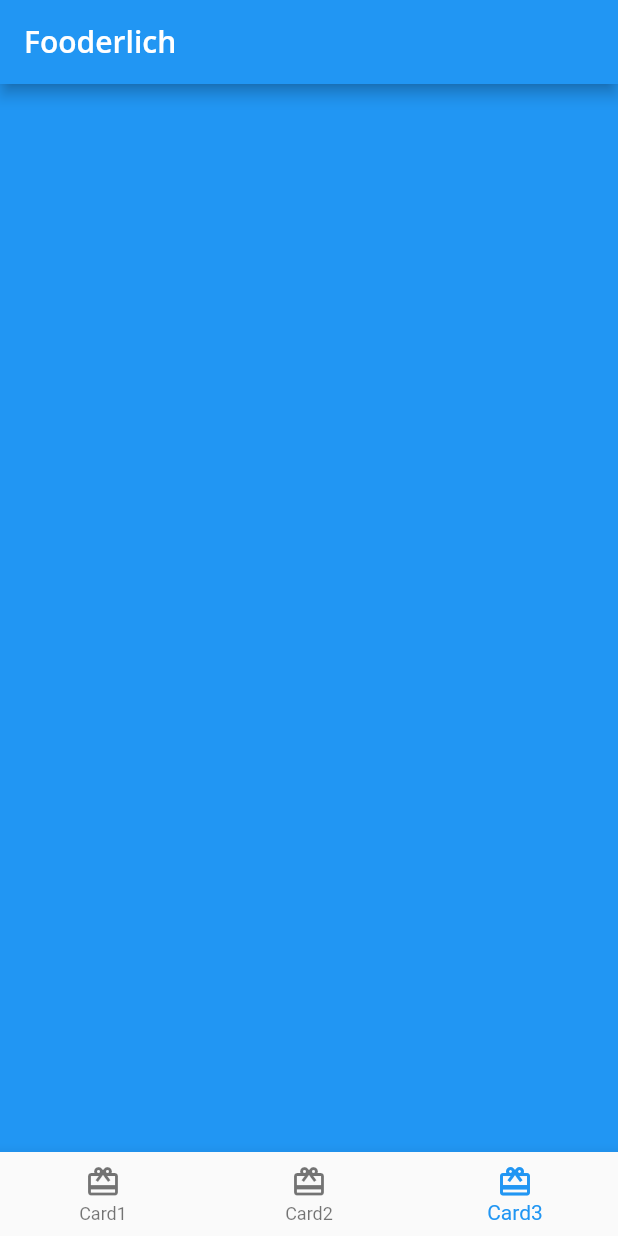
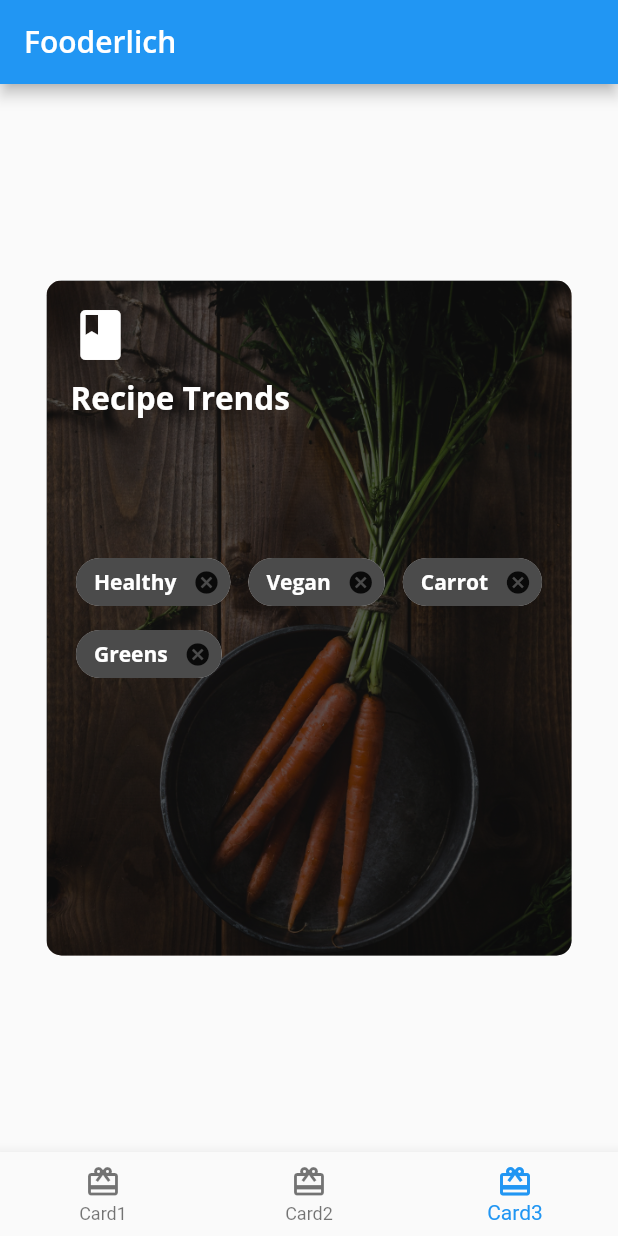
Before and after one commit to azizkhoso/flutter_apprenticeship, a Flutter app: the screen it shows after launch, item 3 of the bottom bar chosen, on a phone screen of 412 x 824 dp. Run offline on Flutter 3.47's test engine with Material 2 defaults, Android fonts, the phone set to English and light mode, and no system bars; our stand-ins replace google_fonts.

Commit message:
Added Card 3

```diff
--- /dev/null
+++ b/lib/card3.dart
@@ -0,0 +1,63 @@
+import 'package:flutter/material.dart';
+import 'fooderlich_theme.dart';
+
+class Card3 extends StatelessWidget {
+  const Card3({Key? key}) : super(key: key);
+
+  List<Widget> _getChips() {
+    const list = ['Healthy', 'Vegan', 'Carrot', 'Greens'];
+    List<Widget> chips = [];
+    for (String item in list) {
+      chips.add(Chip(
+        label: Text(item, style: FooderlichTheme.darkTextTheme.bodyText1),
+        backgroundColor: Colors.black.withOpacity(0.7),
+        onDeleted: () => print('Deleted'),
+      ));
+    }
+    return chips;
+  }
+
+  @override
+  Widget build(BuildContext context) {
+    return Center(
+      child: Container(
+        constraints: const BoxConstraints.expand(width: 350, height: 450),
+        decoration: const BoxDecoration(
+            image: DecorationImage(
+              image: AssetImage('assets/mag2.png'),
+              fit: BoxFit.cover,
+            ),
+            borderRadius: BorderRadius.all(Radius.circular(10))),
+        child: Stack(
+          children: [
+            Container(
+              decoration: BoxDecoration(
+                  color: Colors.black.withOpacity(0.6),
+                  borderRadius: const BorderRadius.all(Radius.circular(10))),
+            ),
+            Container(
+              padding: const EdgeInsets.all(16),
+              child: Column(
+                crossAxisAlignment: CrossAxisAlignment.start,
+                children: [
+                  const Icon(Icons.book, color: Colors.white, size: 40),
+                  const SizedBox(height: 8),
+                  Text('Recipe Trends',
+                      style: FooderlichTheme.darkTextTheme.headline2),
+                  const SizedBox(height: 30)
+                ],
+              ),
+            ),
+            Center(
+              child: Wrap(
+                alignment: WrapAlignment.start,
+                spacing: 12,
+                children: _getChips(),
+              ),
+            ),
+          ],
+        ),
+      ),
+    );
+  }
+}
--- a/lib/home.dart
+++ b/lib/home.dart
@@ -1,4 +1,5 @@
 import 'package:flutter/material.dart';
+import 'card3.dart';
 import 'card1.dart';
 import 'card2.dart';
 
@@ -13,7 +14,7 @@
   static List<Widget> pages = <Widget>[
     const Card1(),
     const Card2(),
-    Container(color: Colors.blue),
+    const Card3(),
   ];
   void _onTappedItem(int index) {
     setState(() {
```
